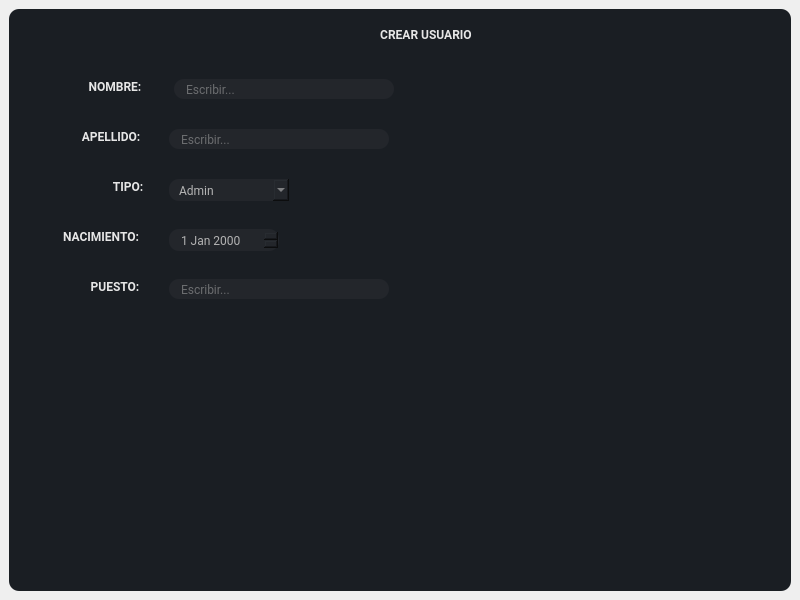
Before: the Qt Designer form Interfaces/main/crear_usuario.ui in juanignaciocansillieri/Proyecto-Final, drawn with Qt 5.
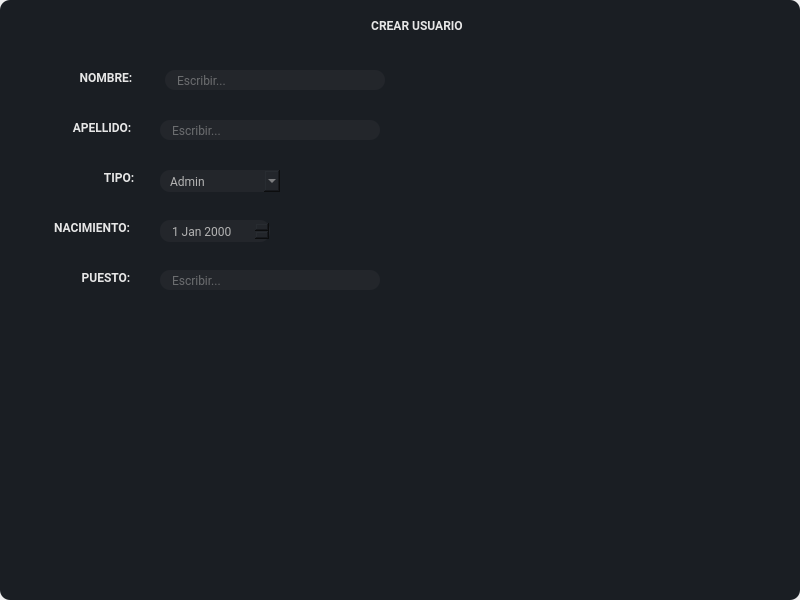
After: the same form once the commit is applied.

Patch:
```diff
--- a/Interfaces/main/crear_usuario.ui
+++ b/Interfaces/main/crear_usuario.ui
@@ -15,6 +15,21 @@
   </property>
   <widget class="QWidget" name="centralwidget">
    <layout class="QVBoxLayout" name="verticalLayout">
+    <property name="spacing">
+     <number>0</number>
+    </property>
+    <property name="leftMargin">
+     <number>0</number>
+    </property>
+    <property name="topMargin">
+     <number>0</number>
+    </property>
+    <property name="rightMargin">
+     <number>0</number>
+    </property>
+    <property name="bottomMargin">
+     <number>0</number>
+    </property>
     <item>
      <widget class="QFrame" name="frame">
       <property name="styleSheet">
```
